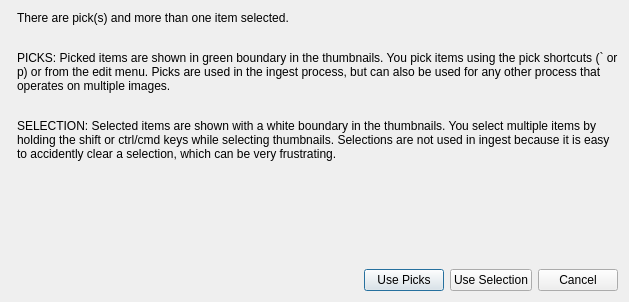
The window that Dialogs/selectionorpicksdlg.ui (towhee/Winnow64) describes before a commit, drawn with Qt 5.
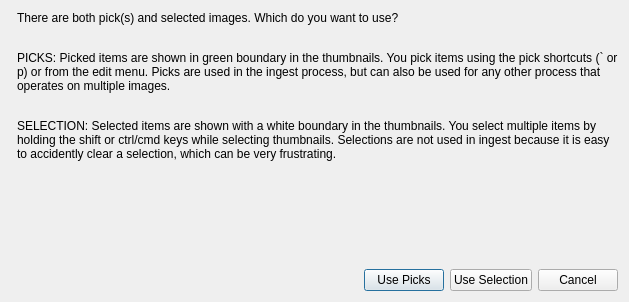
The same window after the commit.

Commit message: DataModel::getSelectionOrPicks update

Patch:
```diff
--- a/Dialogs/selectionorpicksdlg.ui
+++ b/Dialogs/selectionorpicksdlg.ui
@@ -19,7 +19,7 @@
      <item>
       <widget class="QLabel" name="label">
        <property name="text">
-        <string>&lt;html&gt;&lt;head/&gt;&lt;body&gt;&lt;p&gt;There are pick(s) and more than one item selected.&lt;br/&gt;&lt;/p&gt;&lt;p&gt;PICKS: Picked items are shown in green boundary in the thumbnails. You pick items using the pick shortcuts (` or p) or from the edit menu. Picks are used in the ingest process, but can also be used for any other process that operates on multiple images.&lt;br/&gt;&lt;/p&gt;&lt;p&gt;SELECTION: Selected items are shown with a white boundary in the thumbnails. You select multiple items by holding the shift or ctrl/cmd keys while selecting thumbnails. Selections are not used in ingest because it is easy to accidently clear a selection, which can be very frustrating.&lt;/p&gt;&lt;/body&gt;&lt;/html&gt;</string>
+        <string>&lt;html&gt;&lt;head/&gt;&lt;body&gt;&lt;p&gt;There are both pick(s) and selected images.  Which do you want to use?&lt;br/&gt;&lt;/p&gt;&lt;p&gt;PICKS: Picked items are shown in green boundary in the thumbnails. You pick items using the pick shortcuts (` or p) or from the edit menu. Picks are used in the ingest process, but can also be used for any other process that operates on multiple images.&lt;br/&gt;&lt;/p&gt;&lt;p&gt;SELECTION: Selected items are shown with a white boundary in the thumbnails. You select multiple items by holding the shift or ctrl/cmd keys while selecting thumbnails. Selections are not used in ingest because it is easy to accidently clear a selection, which can be very frustrating.&lt;/p&gt;&lt;/body&gt;&lt;/html&gt;</string>
        </property>
        <property name="wordWrap">
         <bool>true</bool>
```
The commit also changes 9 other files.
